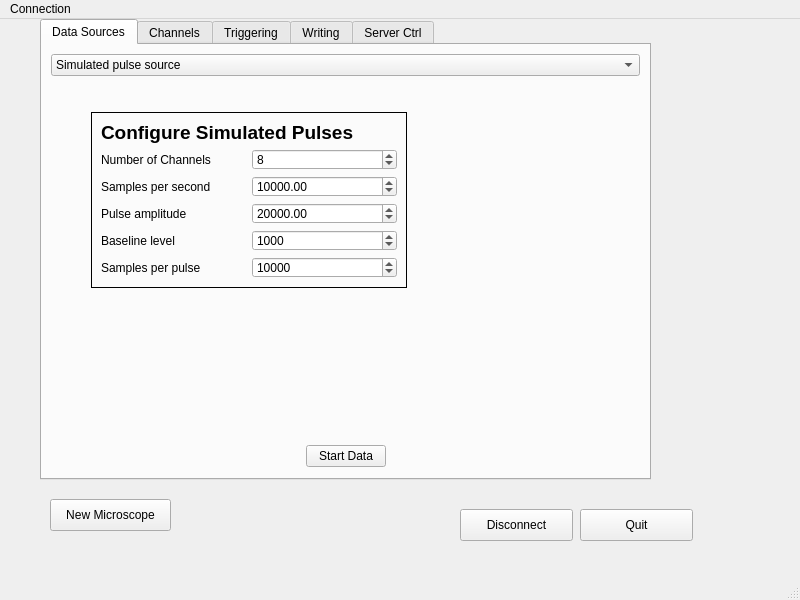
First picture: the form in dc.ui, repository usnistgov/dastardcommander, before the edit.
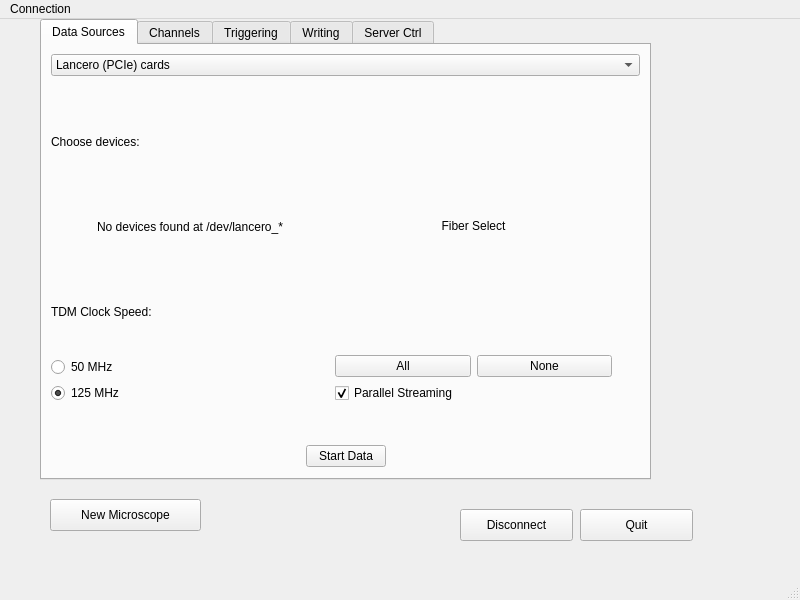
Second picture: the form after the edit. Icons and pictures are not drawn.

Commit message: User gets check boxes to select which Lancero cards to use

Patch:
```diff
--- a/dc.ui
+++ b/dc.ui
@@ -62,10 +62,10 @@
       <item>
        <widget class="QComboBox" name="dataSource">
         <property name="currentText" stdset="0">
-         <string>Simulated pulse source</string>
+         <string>Lancero (PCIe) cards</string>
         </property>
         <property name="currentIndex">
-         <number>1</number>
+         <number>2</number>
         </property>
         <item>
          <property name="text">
@@ -102,7 +102,7 @@
       <item>
        <widget class="QStackedWidget" name="dataSourcesStackedWidget">
         <property name="currentIndex">
-         <number>1</number>
+         <number>2</number>
         </property>
         <widget class="QWidget" name="trianglePage">
          <widget class="QFrame" name="gridFrame">
@@ -354,6 +354,127 @@
           </layout>
          </widget>
         </widget>
+        <widget class="QWidget" name="lanceroPage">
+         <widget class="QWidget" name="gridLayoutWidget_4">
+          <property name="geometry">
+           <rect>
+            <x>0</x>
+            <y>20</y>
+            <width>561</width>
+            <height>301</height>
+           </rect>
+          </property>
+          <layout class="QGridLayout" name="gridLayout_3">
+           <item row="0" column="1">
+            <layout class="QGridLayout" name="gridLayout_4">
+             <item row="2" column="1">
+              <widget class="QPushButton" name="noFibersButton">
+               <property name="text">
+                <string>None</string>
+               </property>
+              </widget>
+             </item>
+             <item row="0" column="0" colspan="2">
+              <widget class="QLabel" name="label_15">
+               <property name="text">
+                <string>Fiber Select</string>
+               </property>
+               <property name="alignment">
+                <set>Qt::AlignCenter</set>
+               </property>
+              </widget>
+             </item>
+             <item row="3" column="0" colspan="2">
+              <widget class="QCheckBox" name="parallelStreaming">
+               <property name="text">
+                <string>Parallel Streaming</string>
+               </property>
+               <property name="checked">
+                <bool>true</bool>
+               </property>
+              </widget>
+             </item>
+             <item row="2" column="0">
+              <widget class="QPushButton" name="allFibersButton">
+               <property name="text">
+                <string>All</string>
+               </property>
+              </widget>
+             </item>
+             <item row="1" column="0" colspan="2">
+              <layout class="QGridLayout" name="lanceroFiberLayout"/>
+             </item>
+            </layout>
+           </item>
+           <item row="0" column="0">
+            <layout class="QVBoxLayout" name="verticalLayout_3">
+             <item>
+              <widget class="QLabel" name="label_13">
+               <property name="text">
+                <string>Choose devices:</string>
+               </property>
+              </widget>
+             </item>
+             <item>
+              <layout class="QVBoxLayout" name="lanceroChooserLayout">
+               <item>
+                <widget class="QLabel" name="noLanceroLabel">
+                 <property name="text">
+                  <string>No devices found at /dev/lancero_*</string>
+                 </property>
+                 <property name="alignment">
+                  <set>Qt::AlignCenter</set>
+                 </property>
+                 <property name="wordWrap">
+                  <bool>true</bool>
+                 </property>
+                </widget>
+               </item>
+              </layout>
+             </item>
+             <item>
+              <widget class="QLabel" name="label_14">
+               <property name="text">
+                <string>TDM Clock Speed:</string>
+               </property>
+              </widget>
+             </item>
+             <item>
+              <layout class="QVBoxLayout" name="verticalLayout_2">
+               <item>
+                <widget class="QRadioButton" name="lanceroClock50Button">
+                 <property name="toolTip">
+                  <string>Choose for 50 MHz TDM master clock speed</string>
+                 </property>
+                 <property name="text">
+                  <string>50 MHz</string>
+                 </property>
+                </widget>
+               </item>
+               <item>
+                <widget class="QRadioButton" name="lanceroClock125Button">
+                 <property name="toolTip">
+                  <string>Choose for 125 MHz TDM master clock speed</string>
+                 </property>
+                 <property name="text">
+                  <string>125 MHz</string>
+                 </property>
+                 <property name="checked">
+                  <bool>true</bool>
+                 </property>
+                </widget>
+               </item>
+              </layout>
+             </item>
+            </layout>
+           </item>
+          </layout>
+         </widget>
+         <zorder>allFibersButton</zorder>
+         <zorder>noFibersButton</zorder>
+         <zorder>parallelStreaming</zorder>
+         <zorder>gridLayoutWidget_4</zorder>
+        </widget>
        </widget>
       </item>
       <item>
@@ -461,7 +582,7 @@
      <rect>
       <x>50</x>
       <y>480</y>
-      <width>121</width>
+      <width>151</width>
       <height>32</height>
      </rect>
     </property>
```
The commit also changes 1 other file.
